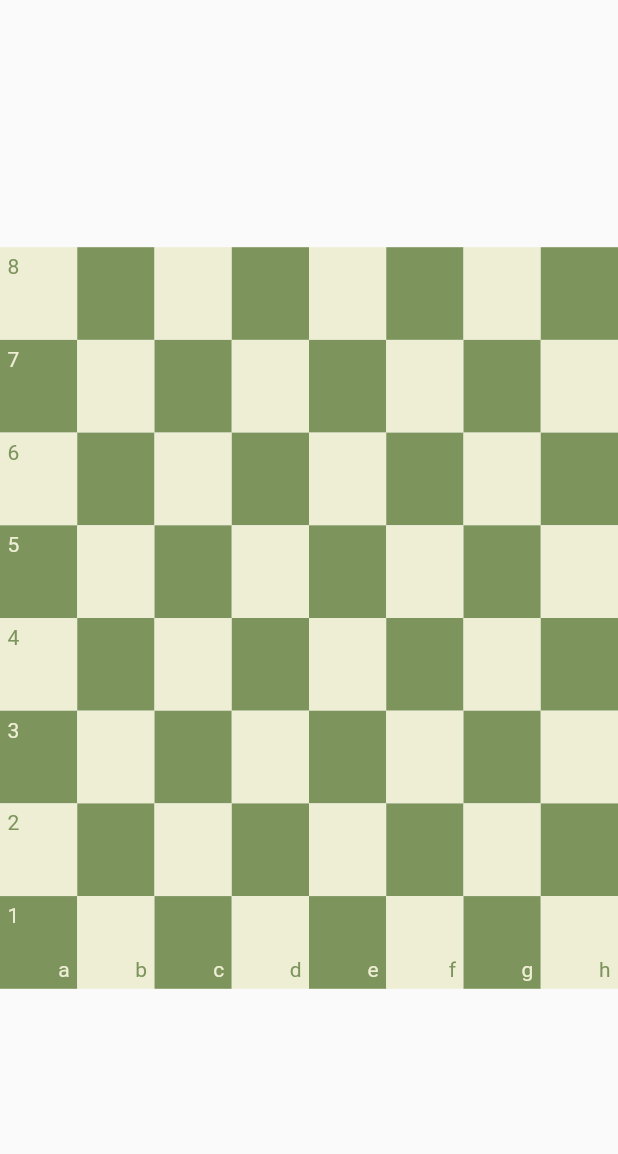
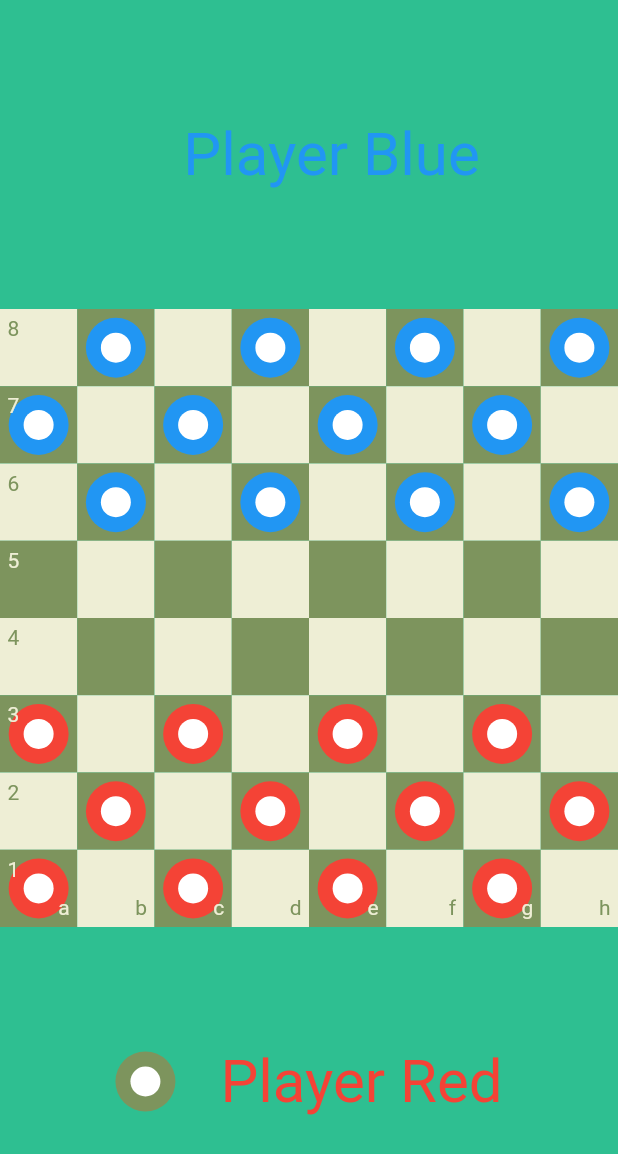
Before and after one commit to tauqeerkhattak/chess_mania, a Flutter app: the screen it shows after launch, on a phone screen of 412 x 824 dp. Shown: the top 1154 px of the screen. Run offline on Flutter 3.47's test engine with Material 2 defaults, Android fonts, the light colour scheme and no system bars; our stand-ins replace equatable, flutter_riverpod.

Commit message:
gradient added

```diff
--- a/lib/models/chess_piece_data.dart
+++ b/lib/models/chess_piece_data.dart
@@ -13,7 +13,10 @@ class ChessPieceData extends Equatable {
     id = json['id'];
     name = json['name'];
     type = json['type'] == null ? null : PieceType.values.byName(json['type']);
-    offset = Offset(json['x'], json['y']);
+    offset = Offset(
+      json['x'].toDouble(),
+      json['y'].toDouble(),
+    );
   }
 
   Map<String, dynamic> toJson() {
--- a/lib/models/enums/piece_type.dart
+++ b/lib/models/enums/piece_type.dart
@@ -1 +1 @@
-enum PieceType { square, diamond }
+enum PieceType { red, blue }
--- a/lib/ui/common/app_colors.dart
+++ b/lib/ui/common/app_colors.dart
@@ -3,4 +3,11 @@ import 'dart:ui';
 class AppColors {
   static const blackTile = Color(0xff7D945D);
   static const whiteTile = Color(0xffEEEED5);
+
+  static const gradients = [
+    Color(0xff2ebf91),
+    Color(0xff8360c3),
+    Color(0xffec2F4B),
+    Color(0xffFFF200),
+  ];
 }
--- /dev/null
+++ b/lib/ui/common/paint/piece_painter.dart
@@ -0,0 +1,23 @@
+import 'package:flutter/material.dart';
+
+class PiecePainter extends CustomPainter {
+  Color color;
+
+  PiecePainter({required this.color});
+  @override
+  void paint(Canvas canvas, Size size) {
+    Paint paint = Paint()
+      ..color = color
+      ..strokeWidth = 1.2;
+    canvas.drawCircle(
+      Offset(size.width * 0.5, size.width * 0.5),
+      20,
+      paint,
+    );
+  }
+
+  @override
+  bool shouldRepaint(CustomPainter oldDelegate) {
+    return false;
+  }
+}
--- /dev/null
+++ b/lib/ui/common/widgets/current_turn_widget.dart
@@ -0,0 +1,28 @@
+import 'package:flutter/material.dart';
+
+import '../app_colors.dart';
+
+class CurrentTurnWidget extends StatelessWidget {
+  const CurrentTurnWidget({super.key});
+
+  @override
+  Widget build(BuildContext context) {
+    return Container(
+      height: 40,
+      width: 40,
+      decoration: const BoxDecoration(
+        shape: BoxShape.circle,
+        color: AppColors.blackTile,
+      ),
+      alignment: Alignment.center,
+      child: Container(
+        width: 20,
+        height: 20,
+        decoration: const BoxDecoration(
+          color: Colors.white,
+          shape: BoxShape.circle,
+        ),
+      ),
+    );
+  }
+}
--- a/lib/ui/common/widgets/piece_widget.dart
+++ b/lib/ui/common/widgets/piece_widget.dart
@@ -1,6 +1,5 @@
 import 'package:chess_mania/models/chess_piece_data.dart';
-import 'package:chess_mania/ui/common/paint/diamond_painter.dart';
-import 'package:chess_mania/ui/common/paint/square_painter.dart';
+import 'package:chess_mania/ui/common/paint/piece_painter.dart';
 import 'package:flutter/material.dart';
 
 import '../../../models/enums/piece_type.dart';
@@ -17,23 +16,25 @@ class PieceWidget extends StatelessWidget {
     return LongPressDraggable(
       data: pieceData,
       delay: const Duration(
-        milliseconds: 100,
+        milliseconds: 150,
       ),
       feedback: Opacity(
         opacity: 0.8,
         child: CustomPaint(
           painter: getPainter(),
-          child: const SizedBox(
-            width: 50,
-            height: 50,
+          child: SizedBox(
+            width: 60,
+            height: 60,
+            child: _buildCenterSpace(),
           ),
         ),
       ),
       child: CustomPaint(
         painter: getPainter(),
-        child: const SizedBox(
-          width: double.infinity,
-          height: double.infinity,
+        child: SizedBox(
+          width: 60,
+          height: 60,
+          child: _buildCenterSpace(),
         ),
       ),
     );
@@ -41,12 +42,27 @@ class PieceWidget extends StatelessWidget {
 
   CustomPainter getPainter() {
     switch (pieceData.type!) {
-      case PieceType.square:
-        return SquarePainter();
-      case PieceType.diamond:
-        return DiamondPainter(
+      case PieceType.red:
+        return PiecePainter(
+          color: Colors.red,
+        );
+      case PieceType.blue:
+        return PiecePainter(
           color: Colors.blue,
         );
     }
   }
+
+  Widget _buildCenterSpace() {
+    return Center(
+      child: Container(
+        width: 20,
+        height: 20,
+        decoration: const BoxDecoration(
+          shape: BoxShape.circle,
+          color: Colors.white,
+        ),
+      ),
+    );
+  }
 }
--- a/lib/ui/pages/board/board_page.dart
+++ b/lib/ui/pages/board/board_page.dart
@@ -1,14 +1,25 @@
+import 'dart:async';
+import 'dart:math';
+
+import 'package:chess_mania/models/enums/piece_type.dart';
+import 'package:chess_mania/ui/common/widgets/current_turn_widget.dart';
 import 'package:chess_mania/ui/pages/board/notifier/board_page_notifier.dart';
 import 'package:chess_mania/ui/pages/board/notifier/board_page_states.dart';
+import 'package:flutter/foundation.dart';
 import 'package:flutter/material.dart';
 import 'package:flutter_riverpod/flutter_riverpod.dart';
 
+import '../../common/app_colors.dart';
 import '../../common/widgets/board_box.dart';
 import '../../common/widgets/piece_widget.dart';
 
 final piecesProvider =
     StateNotifierProvider.autoDispose<BoardPageNotifier, BoardPageState>(
   (ref) => BoardPageNotifier(),
+);
+
+final gradientProvider = StateProvider.autoDispose<Color>(
+  (ref) => AppColors.gradients.first,
 );
 
 class BoardPage extends ConsumerStatefulWidget {
@@ -24,11 +35,40 @@ class _BoardPageState extends ConsumerState<BoardPage> {
     super.initState();
     WidgetsBinding.instance.addPostFrameCallback((timeStamp) {
       ref.read(piecesProvider.notifier).addPieces();
+      Timer.periodic(const Duration(seconds: 3), (timer) {
+        final random = Random();
+        final index = random.nextInt(4);
+        print('INDEX: $index');
+        ref.read(gradientProvider.notifier).state = AppColors.gradients[index];
+      });
     });
   }
 
   @override
   Widget build(BuildContext context) {
+    return Scaffold(
+      body: Stack(
+        children: [
+          _buildBackground(),
+          _buildBody(),
+        ],
+      ),
+    );
+  }
+
+  Widget _buildBackground() {
+    final change = ref.watch(gradientProvider);
+    print('CHANGED: ${change}');
+    return AnimatedContainer(
+      duration: const Duration(
+        milliseconds: 2000,
+      ),
+      color: change,
+    );
+  }
+
+  Widget _buildBody() {
+    final currentTurn = ref.read(piecesProvider.notifier).currentTurn;
     ref.listen(piecesProvider, (previous, next) {
       if (next is ErrorBoardState) {
         ScaffoldMessenger.of(context).hideCurrentSnackBar();
@@ -41,20 +81,32 @@ class _BoardPageState extends ConsumerState<BoardPage> {
         );
       }
     });
-    return Scaffold(
-      body: SizedBox(
+    return SizedBox(
       width: MediaQuery.of(context).size.width,
       child: Column(
         crossAxisAlignment: CrossAxisAlignment.center,
         mainAxisAlignment: MainAxisAlignment.center,
         children: [
+          if (currentTurn != null)
+            _buildTurnWidget(
+              PieceType.blue,
+              currentTurn,
+            ),
           SizedBox(
-              height: MediaQuery.of(context).size.height * 0.6,
-              width: MediaQuery.of(context).size.height * 0.6,
+            height: !kIsWeb
+                ? MediaQuery.of(context).size.width
+                : MediaQuery.of(context).size.height * 0.6,
+            width: !kIsWeb
+                ? MediaQuery.of(context).size.width
+                : MediaQuery.of(context).size.height * 0.6,
             child: _buildBoard(),
           ),
+          if (currentTurn != null)
+            _buildTurnWidget(
+              PieceType.red,
+              currentTurn,
+            ),
         ],
-        ),
       ),
     );
   }
@@ -110,4 +162,26 @@ class _BoardPageState extends ConsumerState<BoardPage> {
       return null;
     }
   }
+
+  Widget _buildTurnWidget(PieceType type, PieceType turn) {
+    return Expanded(
+      child: Row(
+        mainAxisAlignment: MainAxisAlignment.center,
+        crossAxisAlignment: CrossAxisAlignment.center,
+        children: [
+          if (turn == type) const CurrentTurnWidget(),
+          const SizedBox(
+            width: 30,
+          ),
+          Text(
+            'Player ${type.name[0].toUpperCase()}${type.name.replaceRange(0, 1, '')}',
+            style: TextStyle(
+              color: PieceType.blue == type ? Colors.blue : Colors.red,
+              fontSize: 40,
+            ),
+          ),
+        ],
+      ),
+    );
   }
+}
```
Also changed, not shown: lib/ui/common/paint/diamond_painter.dart (deleted, +0 -26 lines), lib/ui/common/paint/square_painter.dart (deleted, +0 -26 lines), lib/ui/pages/board/notifier/board_page_notifier.dart (+31 -13 lines). Lines whose indentation alone changed are shown as unchanged.
